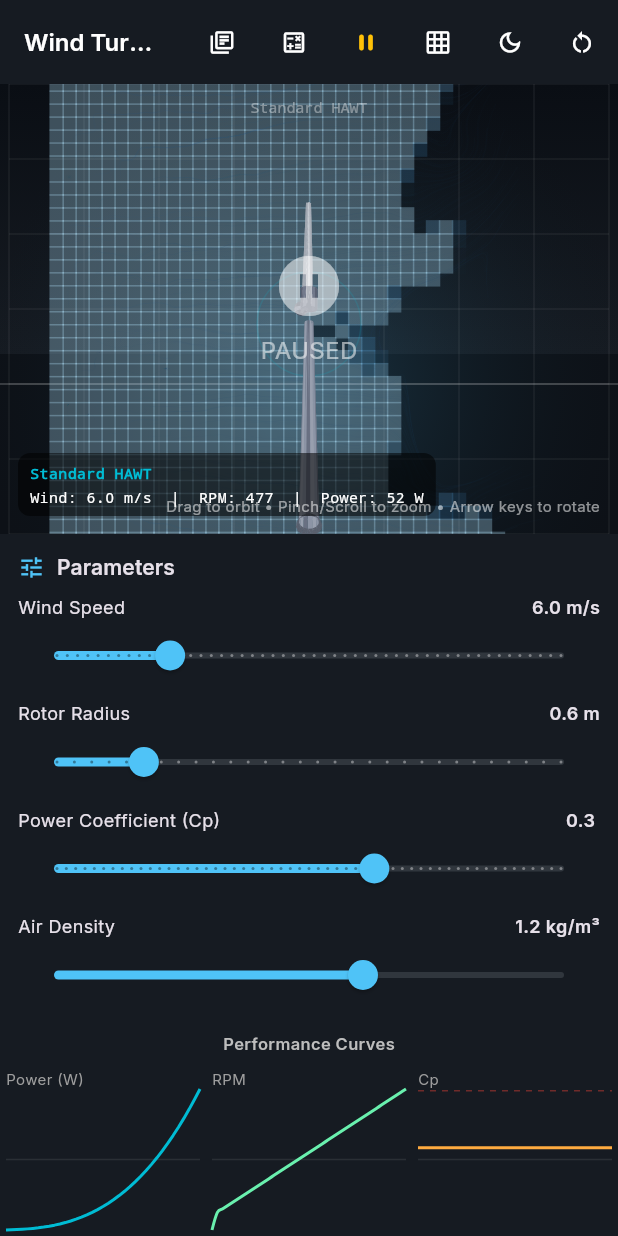
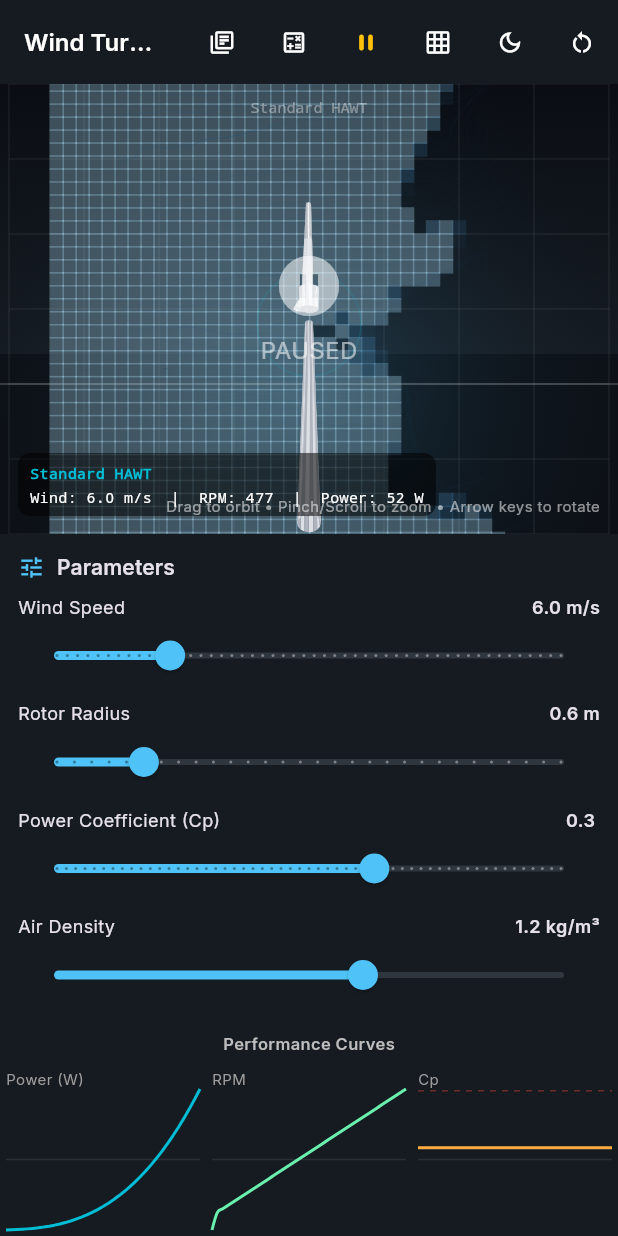
Before and after one commit to gasserelnwery-tech/wind-turbine-simulator, a Flutter app: the screen it shows after launch, after a tap on the "pause" icon, on a phone screen of 412 x 824 dp. Run offline on Flutter 3.47's test engine with Material 3 defaults, Android fonts, the phone set to English and light mode, and no system bars; drawn by our look-alikes of fl_chart; our stand-ins replace firebase_core, firebase_crashlytics, flutter_riverpod, google_fonts; missing offline and left inert: dart:js_interop; accounts and stored records are empty; statements that could not run were skipped.

Commit message:
fix: realistic turbine design (NREL reference)
- Complete rewrite of turbine meshes with realistic proportions
- Blades: flat pressure side + curved suction side, 18 span × 14 chord segments
- Realistic fiberglass colors (white/off-white) instead of dark grays
- Conical spinner hub (replaced spherical hub)
- Improved nacelle with proper nose cone and rear cap
- Tower with smooth steel coloring
- Darrieus and Savonius with cleaner coloring
- All colors match real turbine materials

```diff
--- a/lib/renderer/turbine_renderer.dart
+++ b/lib/renderer/turbine_renderer.dart
@@ -6,6 +6,7 @@ import '../core/simulation_engine.dart' show TurbineType;
 class TurbineMeshes {
   final List<TriMesh> meshes = [];
   double _bladeAngle = 0;
+
   void build(int bladeCount, double radius, double pitchDeg,
       {double towerHeight = 1.5, TurbineType type = TurbineType.standard}) {
     meshes.clear();
@@ -19,7 +20,7 @@ class TurbineMeshes {
   void _buildHawt(int bladeCount, double radius, double pitchDeg, double towerHeight) {
     meshes.add(buildTower(towerHeight));
     meshes.add(buildNacelle());
-    meshes.add(buildHub());
+    meshes.add(buildSpinner());
     for (int i = 0; i < bladeCount; i++) {
       double ang = 2 * pi * i / bladeCount + _bladeAngle;
       TriMesh blade = buildBlade(radius, pitchDeg);
@@ -29,8 +30,8 @@ class TurbineMeshes {
   }
 
   void _buildVawt(double radius, int bladeCount, TurbineType type) {
-    double rotorY = 0.2;
-    double shaftHeight = radius * 2.4;
+    double rotorY = 0.3;
+    double shaftHeight = radius * 2.0;
     TriMesh shaft = buildTower(shaftHeight);
     shaft.position = Vec3(0, rotorY - radius - 0.1, 0);
     meshes.add(shaft);
@@ -48,7 +49,7 @@ class TurbineMeshes {
   void applyRotation(int bladeCount, double pitchDeg, {TurbineType type = TurbineType.standard}) {
     if (type.isVawt) {
       if (meshes.length > 1) {
-        int idx = type == TurbineType.darrieus ? 1 : 1;
+        int idx = 1;
         if (idx < meshes.length) meshes[idx].rotation.y = _bladeAngle;
       }
       return;
@@ -60,54 +61,27 @@ class TurbineMeshes {
     }
   }
 
-  static Color _lighten(Color c, double amount) {
-    int a = (c.a * 255).round().clamp(0, 255);
-    int r = (c.r * 255 + (255 - c.r * 255) * amount).round().clamp(0, 255);
-    int g = (c.g * 255 + (255 - c.g * 255) * amount).round().clamp(0, 255);
-    int b = (c.b * 255 + (255 - c.b * 255) * amount).round().clamp(0, 255);
-    return Color.fromARGB(a, r, g, b);
-  }
-
-  static Color _darken(Color c, double amount) {
-    int a = (c.a * 255).round().clamp(0, 255);
-    int r = (c.r * 255 * (1 - amount)).round().clamp(0, 255);
-    int g = (c.g * 255 * (1 - amount)).round().clamp(0, 255);
-    int b = (c.b * 255 * (1 - amount)).round().clamp(0, 255);
-    return Color.fromARGB(a, r, g, b);
-  }
+  static const Color _turbineWhite = Color.fromARGB(255, 245, 246, 248);
+  static const Color _turbineShade = Color.fromARGB(255, 225, 228, 232);
+  static const Color _turbineDark = Color.fromARGB(255, 190, 194, 200);
+  static const Color _steelLight = Color.fromARGB(255, 220, 223, 228);
+  static const Color _steelDark = Color.fromARGB(255, 175, 180, 190);
 
   TriMesh buildTower(double height) {
     TriMesh m = TriMesh();
     m.position = Vec3(0, -height - 0.08, 0);
-    int segs = 14;
-    double rBot = 0.07, rTop = 0.025;
-    Color steel = const Color.fromARGB(255, 140, 148, 165);
-    Color steelDark = const Color.fromARGB(255, 105, 112, 130);
+    int segs = 16;
+    double rBot = 0.08, rTop = 0.022;
     for (int i = 0; i < segs; i++) {
       double a0 = 2 * pi * i / segs;
       double a1 = 2 * pi * (i + 1) / segs;
-      Color face = i % 3 == 0 ? _lighten(steel, 0.1) : (i % 3 == 1 ? steel : steelDark);
+      Color c = (i + 1) % 2 == 0 ? _steelLight : _steelDark;
       m.addQuad(
         Vec3(rBot * cos(a0), 0, rBot * sin(a0)),
         Vec3(rBot * cos(a1), 0, rBot * sin(a1)),
         Vec3(rTop * cos(a1), height, rTop * sin(a1)),
         Vec3(rTop * cos(a0), height, rTop * sin(a0)),
-        face,
-      );
-    }
-    // Small base flange
-    Color flange = const Color.fromARGB(255, 90, 96, 110);
-    rBot = 0.09;
-    rTop = 0.07;
-    for (int i = 0; i < segs; i++) {
-      double a0 = 2 * pi * i / segs;
-      double a1 = 2 * pi * (i + 1) / segs;
-      m.addQuad(
-        Vec3(rBot * cos(a0), -0.02, rBot * sin(a0)),
-        Vec3(rBot * cos(a1), -0.02, rBot * sin(a1)),
-        Vec3(rTop * cos(a1), 0.02, rTop * sin(a1)),
-        Vec3(rTop * cos(a0), 0.02, rTop * sin(a0)),
-        flange,
+        c,
       );
     }
     return m;
@@ -115,124 +89,89 @@ class TurbineMeshes {
 
   TriMesh buildNacelle() {
     TriMesh m = TriMesh();
-    m.position = Vec3(0, 0, 0);
-    Color mainColor = const Color.fromARGB(255, 115, 122, 140);
-    Color darkColor = const Color.fromARGB(255, 90, 97, 115);
-    int segs = 12;
-    double len = 0.12, w = 0.05, h = 0.045;
-    // Body
+    double w = 0.055, h = 0.050, len = 0.13;
+    int segs = 16;
+
     for (int i = 0; i < segs; i++) {
       double a0 = 2 * pi * i / segs;
       double a1 = 2 * pi * (i + 1) / segs;
-      double r0x = w * cos(a0), r0z = h * sin(a0);
-      double r1x = w * cos(a1), r1z = h * sin(a1);
-      Color face = (i % 2 == 0) ? mainColor : darkColor;
-      m.addQuad(
-        Vec3(r0x, 0, r0z),
-        Vec3(r1x, 0, r1z),
-        Vec3(r1x, len, r1z),
-        Vec3(r0x, len, r0z),
-        face,
-      );
+      double rx0 = w * cos(a0), rz0 = h * sin(a0);
+      double rx1 = w * cos(a1), rz1 = h * sin(a1);
+      Color c = (i % 2 == 0) ? _turbineWhite : _turbineShade;
+      m.addQuad(Vec3(rx0, 0, rz0), Vec3(rx1, 0, rz1),
+                Vec3(rx1, len, rz1), Vec3(rx0, len, rz0), c);
     }
-    // Front cap (rounded nose)
+
+    // Nose cone
+    Color noseColor = _turbineShade;
     for (int i = 0; i < segs; i++) {
       double a0 = 2 * pi * i / segs;
       double a1 = 2 * pi * (i + 1) / segs;
-      double r0x = w * cos(a0), r0z = h * sin(a0);
-      double r1x = w * cos(a1), r1z = h * sin(a1);
-      m.addTri(
-        Vec3(0, len + 0.01, 0),
-        Vec3(r1x * 0.3, len, r1z * 0.3),
-        Vec3(r0x * 0.3, len, r0z * 0.3),
-        _lighten(mainColor, 0.15),
-      );
-      m.addQuad(
-        Vec3(r0x * 0.3, len, r0z * 0.3),
-        Vec3(r1x * 0.3, len, r1z * 0.3),
-        Vec3(r1x, len, r1z),
-        Vec3(r0x, len, r0z),
-        mainColor,
-      );
+      double rx0 = w * cos(a0), rz0 = h * sin(a0);
+      double rx1 = w * cos(a1), rz1 = h * sin(a1);
+      m.addTri(Vec3(0, len + 0.03, 0), Vec3(rx1 * 0.5, len, rz1 * 0.5),
+               Vec3(rx0 * 0.5, len, rz0 * 0.5), _turbineWhite);
+      m.addQuad(Vec3(rx0 * 0.5, len, rz0 * 0.5), Vec3(rx1 * 0.5, len, rz1 * 0.5),
+                Vec3(rx1, len, rz1), Vec3(rx0, len, rz0), noseColor);
     }
-    // Rear (flat)
+
+    // Rear cap
+    Color rearColor = _turbineDark;
     for (int i = 0; i < segs; i++) {
       double a0 = 2 * pi * i / segs;
       double a1 = 2 * pi * (i + 1) / segs;
-      double r0x = w * cos(a0), r0z = h * sin(a0);
-      double r1x = w * cos(a1), r1z = h * sin(a1);
-      m.addTri(
-        Vec3(0, 0, 0),
-        Vec3(r0x, 0, r0z),
-        Vec3(r1x, 0, r1z),
-        darkColor,
-      );
+      double rx0 = w * cos(a0), rz0 = h * sin(a0);
+      double rx1 = w * cos(a1), rz1 = h * sin(a1);
+      m.addTri(Vec3(0, -0.005, 0), Vec3(rx0, 0, rz0), Vec3(rx1, 0, rz1), rearColor);
     }
     return m;
   }
 
-  TriMesh buildHub() {
+  TriMesh buildSpinner() {
     TriMesh m = TriMesh();
-    m.position = Vec3(0, 0.02, 0.06);
-    Color cHub = const Color.fromARGB(255, 100, 106, 122);
-    Color cDark = const Color.fromARGB(255, 78, 84, 100);
-    Color cLight = const Color.fromARGB(255, 125, 132, 150);
-    int segs = 10, rings = 5;
+    double baseR = 0.04, length = 0.07;
+    int segs = 12, rings = 5;
     for (int j = 0; j < rings; j++) {
-      double v0 = pi * (j + 1) / (rings + 1) - pi * 0.45;
-      double v1 = pi * (j + 2) / (rings + 1) - pi * 0.45;
-      double r0 = 0.04 * sin(v0 + pi * 0.45);
-      double r1 = 0.04 * sin(v1 + pi * 0.45);
+      double frac0 = j / rings;
+      double frac1 = (j + 1) / rings;
+      double r0 = baseR * (1 - frac0);
+      double r1 = baseR * (1 - frac1);
+      double z0 = frac0 * length;
+      double z1 = frac1 * length;
       for (int i = 0; i < segs; i++) {
-        double u0 = 2 * pi * i / segs;
-        double u1 = 2 * pi * (i + 1) / segs;
-        double y0 = 0.04 * cos(v0 + pi * 0.45);
-        double y1 = 0.04 * cos(v1 + pi * 0.45);
-        Color col;
-        if (j == 0 || j == rings - 1) {
-          col = cDark;
-        } else if (j == rings ~/ 2) {
-          col = cLight;
-        } else {
-          col = (i % 2 == 0) ? cHub : cDark;
-        }
+        double a0 = 2 * pi * i / segs;
+        double a1 = 2 * pi * (i + 1) / segs;
+        Color c = (j + i) % 2 == 0 ? _turbineWhite : _turbineShade;
         m.addQuad(
-          Vec3(r0 * cos(u0), y0, r0 * sin(u0)),
-          Vec3(r0 * cos(u1), y0, r0 * sin(u1)),
-          Vec3(r1 * cos(u1), y1, r1 * sin(u1)),
-          Vec3(r1 * cos(u0), y1, r1 * sin(u0)),
-          col,
+          Vec3(r0 * cos(a0), z0, r0 * sin(a0)),
+          Vec3(r0 * cos(a1), z0, r0 * sin(a1)),
+          Vec3(r1 * cos(a1), z1, r1 * sin(a1)),
+          Vec3(r1 * cos(a0), z1, r1 * sin(a0)),
+          c,
         );
       }
     }
+    m.position = Vec3(0, 0.02, 0.065);
     return m;
   }
 
-  List<Vec3> nacaAirfoil(double t, double m, double p, int n, double chord) {
+  // Generate a realistic blade cross-section: flat pressure side, curved suction side
+  List<Vec3> bladeSection(double chord, double thickness, int n) {
     List<Vec3> pts = [];
     for (int j = 0; j < n; j++) {
       double theta = 2 * pi * j / n;
       double x = 0.5 * (1 + cos(theta));
-      double yt = (t / 0.2) * (0.2969 * sqrt(x) - 0.1260 * x - 0.3516 * x * x +
-          0.2843 * x * x * x - 0.1015 * x * x * x * x);
-      double yc = 0, dyc = 0;
-      if (m > 0) {
-        if (x < p) {
-          yc = m / (p * p) * (2 * p * x - x * x);
-          dyc = 2 * m / (p * p) * (p - x);
-        } else {
-          yc = m / ((1 - p) * (1 - p)) * (1 - 2 * p + 2 * p * x - x * x);
-          dyc = 2 * m / ((1 - p) * (1 - p)) * (p - x);
-        }
-      }
-      double tc = atan(dyc);
-      double xs, ys;
+      double yt = thickness * 2.5 * (0.2969 * sqrt(x) - 0.1260 * x - 0.3516 * x * x
+          + 0.2843 * x * x * x - 0.1015 * x * x * x * x);
+      // Use ys for the upper surface only (j <= n/2), flat bottom for lower
+      double ys, xs;
       if (j <= n ~/ 2) {
-        xs = x - yt * sin(tc);
-        ys = yc + yt * cos(tc);
+        xs = x;
+        ys = yt;
       } else {
-        xs = x + yt * sin(tc);
-        ys = yc - yt * cos(tc);
+        // Flat pressure side
+        xs = x;
+        ys = -yt * 0.15;
       }
       xs = (xs - 0.25) * chord;
       ys = ys * chord;
@@ -243,22 +182,19 @@ class TurbineMeshes {
 
   TriMesh buildBlade(double radius, double pitchDeg) {
     TriMesh m = TriMesh();
-    m.position = Vec3(0, 0, 0);
-    Color cBase = const Color.fromARGB(255, 235, 238, 242);
-    Color cDark = const Color.fromARGB(255, 180, 186, 196);
-    Color cAccent = const Color.fromARGB(255, 215, 220, 228);
-    int nSpan = 16;
+    int nSpan = 18;
     int nSec = 14;
     double pitch = pitchDeg * pi / 180;
     List<List<Vec3>> stations = [];
+
     for (int i = 0; i <= nSpan; i++) {
       double frac = i / nSpan;
-      double rPos = 0.04 + frac * (radius - 0.04);
-      double chord = 0.055 * (1 - 0.62 * frac);
-      double twist = pitch + (10 * pi / 180) * (1 - frac) * (1 - frac);
-      double thick = 0.15 - 0.05 * frac;
-      double camber = 0.04 - 0.02 * frac;
-      List<Vec3> section = nacaAirfoil(thick, camber, 0.4, nSec, chord);
+      double rPos = 0.03 + frac * (radius - 0.03);
+      double chord = 0.060 * (1 - 0.65 * frac);
+      double twist = pitch + (12 * pi / 180) * (1 - frac) * (1 - frac);
+      double thickness = 0.12 - 0.06 * frac;
+
+      List<Vec3> section = bladeSection(chord, thickness, nSec);
       for (int j = 0; j < section.length; j++) {
         Vec3 p = section[j];
         double dx = p.x * cos(twist) - p.z * sin(twist);
@@ -267,22 +203,25 @@ class TurbineMeshes {
       }
       stations.add(section);
     }
+
     for (int i = 0; i < stations.length - 1; i++) {
       for (int j = 0; j < nSec; j++) {
         int jn = (j + 1) % nSec;
         double spanFrac = i / (stations.length - 2);
-        double rootBias = 1.0 - 0.3 * (1 - spanFrac);
-        bool isPressure = j > nSec ~/ 2 && j < nSec * 3 ~/ 4;
-        bool isSuction = j > nSec * 3 ~/ 4 || j <= nSec ~/ 2;
+        bool isLeading = j > nSec * 3 ~/ 4 || j <= nSec ~/ 4;
+        bool isTip = spanFrac > 0.7;
         Color col;
-        if (isPressure) {
-          col = _lighten(cBase, 0.05 * rootBias);
-        } else if (isSuction) {
-          col = _darken(cDark, 0.08 * rootBias);
+        if (isLeading && isTip) {
+          col = _turbineDark;
+        } else if (isLeading) {
+          col = _turbineShade;
+        } else if (isTip) {
+          col = _turbineWhite;
         } else {
-          col = _darken(cAccent, 0.03);
+          col = (j % 3 == 0) ? _turbineWhite : _turbineShade;
         }
-        m.addQuad(stations[i][j], stations[i][jn], stations[i + 1][jn], stations[i + 1][j], col);
+        m.addQuad(stations[i][j], stations[i][jn],
+                  stations[i + 1][jn], stations[i + 1][j], col);
       }
     }
     return m;
@@ -290,13 +229,11 @@ class TurbineMeshes {
 
   TriMesh buildDarrieus(double radius, int bladeCount) {
     TriMesh m = TriMesh();
-    m.position = Vec3(0, 0.2, 0);
-    double height = radius * 2.0;
-    int nSpan = 14;
+    m.position = Vec3(0, 0.3, 0);
+    double height = radius * 1.8;
+    int nSpan = 16;
     int nSec = 12;
-    Color cBase = const Color.fromARGB(255, 210, 215, 225);
-    Color cDark = const Color.fromARGB(255, 155, 162, 178);
-    double chord = radius * 0.08;
+    double chord = radius * 0.07;
 
     for (int b = 0; b < bladeCount; b++) {
       double bladeAngle = 2 * pi * b / bladeCount;
@@ -304,7 +241,7 @@ class TurbineMeshes {
       for (int i = 0; i <= nSpan; i++) {
         double frac = i / nSpan;
         double yPos = -height / 2 + frac * height;
-        List<Vec3> section = nacaAirfoil(0.18, 0, 0, nSec, chord * (1 - 0.3 * frac));
+        List<Vec3> section = bladeSection(chord * (1 - 0.25 * frac), 0.08, nSec);
         for (int j = 0; j < section.length; j++) {
           Vec3 p = section[j];
           double r = radius;
@@ -317,22 +254,22 @@ class TurbineMeshes {
       for (int i = 0; i < stations.length - 1; i++) {
         for (int j = 0; j < nSec; j++) {
           int jn = (j + 1) % nSec;
-          bool isOuter = j > nSec ~/ 2 && j < nSec * 3 ~/ 4;
-          Color col = isOuter ? _lighten(cBase, 0.08) : ((i + b) % 2 == 0 ? cBase : cDark);
-          m.addQuad(stations[i][j], stations[i][jn], stations[i + 1][jn], stations[i + 1][j], col);
+          Color col = (i + b) % 2 == 0 ? _turbineWhite : _turbineShade;
+          m.addQuad(stations[i][j], stations[i][jn],
+                    stations[i + 1][jn], stations[i + 1][j], col);
         }
         if (i == 0) {
-          double frac2 = 0.1;
+          double frac2 = 0.08;
           double yTop = -height / 2 + frac2 * height;
           double yBot = -height / 2;
           double cx = radius * cos(bladeAngle);
           double cz = radius * sin(bladeAngle);
-          m.addTri(Vec3(0, yBot, 0), Vec3(cx, yBot, cz), Vec3(cx, yTop, cz), cDark);
-          m.addTri(Vec3(0, yBot, 0), Vec3(cx, yTop, cz), Vec3(0, yTop, 0), cDark);
+          m.addTri(Vec3(0, yBot, 0), Vec3(cx, yBot, cz), Vec3(cx, yTop, cz), _turbineDark);
+          m.addTri(Vec3(0, yBot, 0), Vec3(cx, yTop, cz), Vec3(0, yTop, 0), _turbineDark);
           yBot = -height / 2 + (1 - frac2) * height;
           yTop = -height / 2 + height;
-          m.addTri(Vec3(0, yBot, 0), Vec3(0, yTop, 0), Vec3(cx, yTop, cz), cDark);
-          m.addTri(Vec3(0, yBot, 0), Vec3(cx, yTop, cz), Vec3(cx, yBot, cz), cDark);
+          m.addTri(Vec3(0, yBot, 0), Vec3(0, yTop, 0), Vec3(cx, yTop, cz), _turbineDark);
+          m.addTri(Vec3(0, yBot, 0), Vec3(cx, yTop, cz), Vec3(cx, yBot, cz), _turbineDark);
         }
       }
     }
@@ -341,20 +278,17 @@ class TurbineMeshes {
 
   TriMesh buildSavonius(double radius) {
     TriMesh m = TriMesh();
-    m.position = Vec3(0, 0.2, 0);
-    double height = radius * 2.0;
-    int nSegs = 14;
+    m.position = Vec3(0, 0.3, 0);
+    double height = radius * 1.8;
+    int nSegs = 16;
     int nRings = 8;
-    double bucketR = radius * 0.50;
+    double bucketR = radius * 0.48;
     double gap = bucketR * 2 - radius * 0.15;
-    Color c1 = const Color.fromARGB(255, 170, 55, 55);
-    Color c1l = const Color.fromARGB(255, 200, 80, 80);
-    Color c2 = const Color.fromARGB(255, 45, 105, 170);
-    Color c2l = const Color.fromARGB(255, 65, 135, 200);
+    Color red = const Color.fromARGB(255, 200, 70, 70);
+    Color blue = const Color.fromARGB(255, 50, 120, 200);
 
     for (int half = 0; half < 2; half++) {
-      Color base = half == 0 ? c1 : c2;
-      Color light = half == 0 ? c1l : c2l;
+      Color col = half == 0 ? red : blue;
       double sign = half == 0 ? 1.0 : -1.0;
       double cx = gap / 2 * sign;
       for (int j = 0; j < nRings; j++) {
@@ -363,7 +297,6 @@ class TurbineMeshes {
         for (int i = 0; i < nSegs; i++) {
           double a0 = pi + sign * pi * i / nSegs;
           double a1 = pi + sign * pi * (i + 1) / nSegs;
-          Color col = (i < nSegs ~/ 2) ? light : base;
           m.addQuad(
             Vec3(cx + bucketR * cos(a0), y0, bucketR * sin(a0)),
             Vec3(cx + bucketR * cos(a1), y0, bucketR * sin(a1)),
@@ -375,22 +308,16 @@ class TurbineMeshes {
       }
     }
 
-    Color ep = const Color.fromARGB(255, 95, 100, 110);
-    Color epLight = const Color.fromARGB(255, 115, 120, 130);
+    Color ep = const Color.fromARGB(255, 100, 105, 115);
     int epSegs = 12;
-    double epR = radius * 0.55;
+    double epR = radius * 0.52;
     for (int side = 0; side < 2; side++) {
       double y = side == 0 ? -height / 2 : height / 2;
       for (int i = 0; i < epSegs; i++) {
         double a0 = 2 * pi * i / epSegs;
         double a1 = 2 * pi * (i + 1) / epSegs;
-        Color col = (i % 3 == 0) ? epLight : ep;
-        m.addTri(
-          Vec3(0, y, 0),
-          Vec3(epR * cos(a0), y, epR * sin(a0)),
-          Vec3(epR * cos(a1), y, epR * sin(a1)),
-          col,
-        );
+        m.addTri(Vec3(0, y, 0), Vec3(epR * cos(a0), y, epR * sin(a0)),
+                 Vec3(epR * cos(a1), y, epR * sin(a1)), ep);
       }
     }
     return m;
```
Also changed, not shown: 1 other file.
